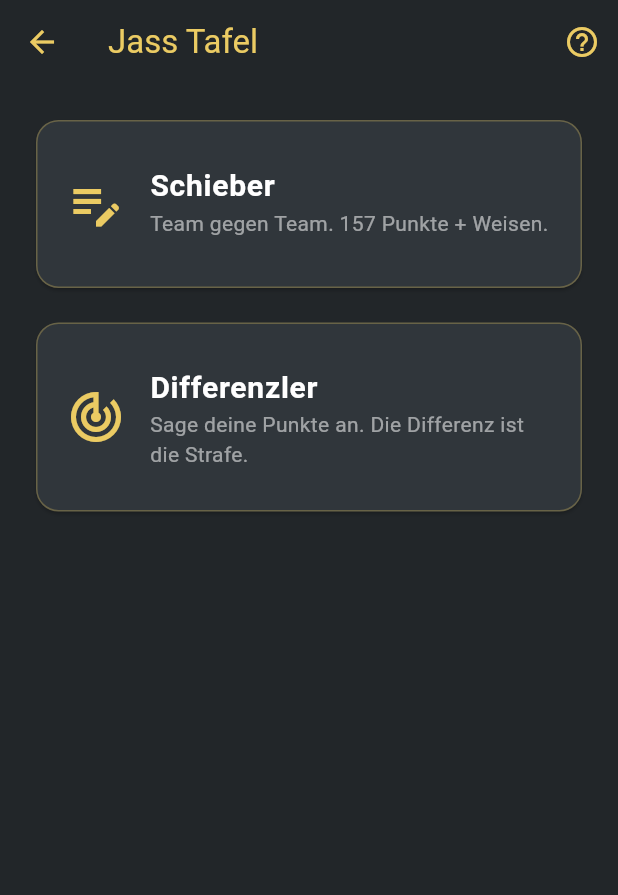
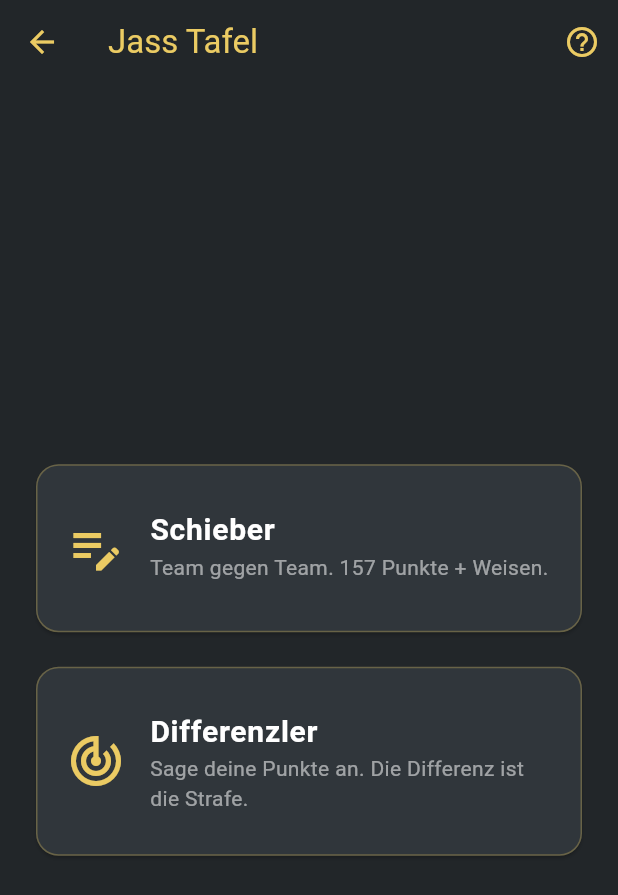
Before and after one commit to PrinzWillyM/countr-appclient, a Flutter app: the JassenGame screen opened directly, on a phone screen of 412 x 824 dp. Shown: the top 895 px of the screen. Run offline on Flutter 3.47's test engine with Material 3 defaults, Android fonts, the phone set to English and light mode, and no system bars; our stand-ins replace confetti, shared_preferences; accounts and stored records are empty.

Commit message:
centered jass mode selection

```diff
--- a/lib/games/jassen.dart
+++ b/lib/games/jassen.dart
@@ -260,13 +260,18 @@ class _JassenGameState extends State<JassenGame> {
   }
 
   Widget _buildModeSelector() {
-    return ListView(
-      padding: const EdgeInsets.all(20),
-      children: [
-        _modeCard(JassMode.schieber, Icons.edit_note, _t('mode_schieber'), _t('desc_schieber')),
-        const SizedBox(height: 15),
-        _modeCard(JassMode.differenzler, Icons.track_changes, _t('mode_diff'), _t('desc_diff')),
-      ],
+    return Center(
+      child: Padding(
+        padding: const EdgeInsets.all(20.0),
+        child: Column(
+          mainAxisAlignment: MainAxisAlignment.center,
+          children: [
+            _modeCard(JassMode.schieber, Icons.edit_note, _t('mode_schieber'), _t('desc_schieber')),
+            const SizedBox(height: 15),
+            _modeCard(JassMode.differenzler, Icons.track_changes, _t('mode_diff'), _t('desc_diff')),
+          ],
+        ),
+      ),
     );
   }
 
```
